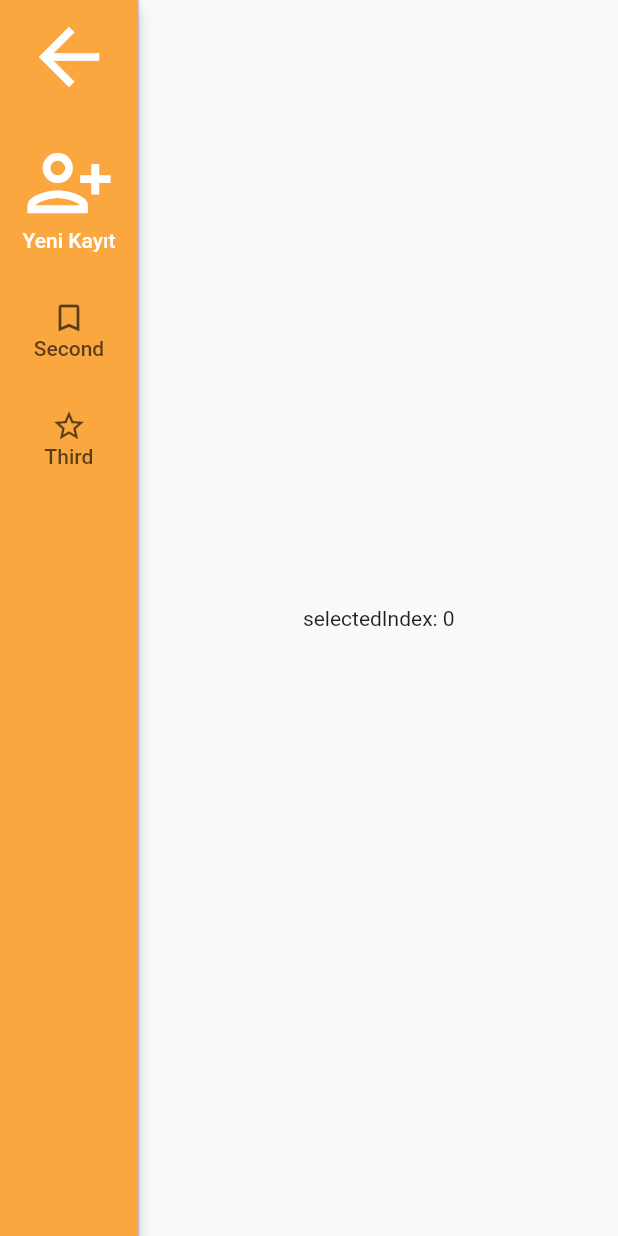
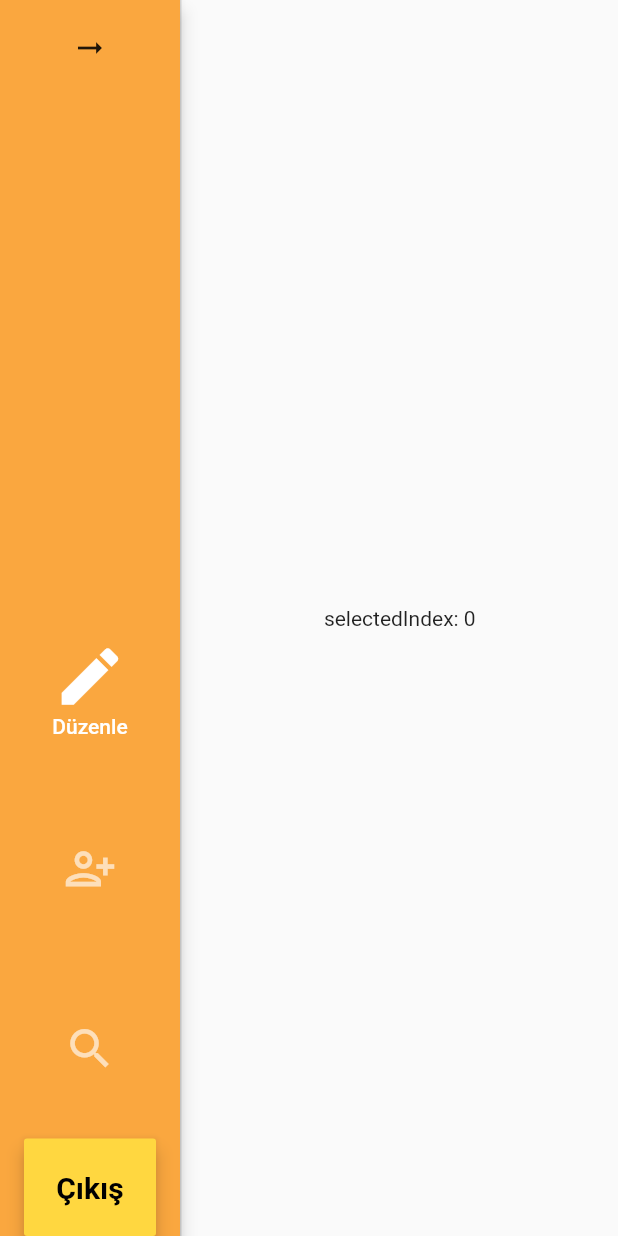
Before and after one commit to Weny-murat/fitgym_winDesktop, a Flutter app: the MainPage screen opened directly, on a phone screen of 412 x 824 dp. Run offline on Flutter 3.47's test engine with Material 2 defaults, Android fonts, the light colour scheme and no system bars; our stand-ins replace get; missing offline and left inert: window_size.

Commit message:
commit 29 06 2021

```diff
--- a/lib/screens/mainpage.dart
+++ b/lib/screens/mainpage.dart
@@ -1,5 +1,6 @@
 import 'package:fit_gym/components/constants.dart';
 import 'package:flutter/material.dart';
+import 'package:flutter/rendering.dart';
 import 'package:get/get.dart';
 
 class MainPage extends StatefulWidget {
@@ -11,6 +12,7 @@ class MainPage extends StatefulWidget {
 
 class _MainPageState extends State<MainPage> {
   int _selectedIndex = 0;
+  bool isExtended = false;
 
   @override
   Widget build(BuildContext context) {
@@ -18,13 +20,30 @@ class _MainPageState extends State<MainPage> {
       body: Row(
         children: <Widget>[
           NavigationRail(
+            groupAlignment: 1,
+            extended: isExtended,
             backgroundColor: mainColor,
-            minWidth: MediaQuery.of(context).size.width / 10,
+            minWidth: 120,
+            minExtendedWidth: 200,
             leading: MaterialButton(
-              child: Icon(
-                Icons.arrow_back,
-                color: Colors.white,
-                size: 60,
+              child:
+                  Icon(isExtended ? Icons.arrow_back : Icons.arrow_right_alt),
+              onPressed: () {
+                setState(() {
+                  isExtended = !isExtended;
+                });
+              },
+            ),
+            trailing: MaterialButton(
+              elevation: 5,
+              height: 65,
+              color: Colors.amberAccent,
+              child: Text(
+                'Çıkış',
+                style: TextStyle(
+                    color: Colors.black,
+                    fontSize: 20,
+                    fontWeight: FontWeight.bold),
               ),
               onPressed: () {
                 Get.back();
@@ -37,18 +56,36 @@ class _MainPageState extends State<MainPage> {
                 _selectedIndex = index;
               });
             },
-            labelType: NavigationRailLabelType.all,
+            labelType: isExtended
+                ? NavigationRailLabelType.none
+                : NavigationRailLabelType.selected,
             destinations: const <NavigationRailDestination>[
+              NavigationRailDestination(
+                icon: Icon(
+                  Icons.mode_edit,
+                  color: Colors.white,
+                  size: 35,
+                ),
+                selectedIcon: Icon(
+                  Icons.mode_edit,
+                  color: Colors.white,
+                  size: 50,
+                ),
+                label: Text(
+                  'Düzenle',
+                  style: TextStyle(color: Colors.white),
+                ),
+              ),
               NavigationRailDestination(
                 icon: Icon(
                   Icons.person_add_alt,
                   color: Colors.white,
-                  size: 50,
+                  size: 35,
                 ),
                 selectedIcon: Icon(
                   Icons.person_add_alt,
                   color: Colors.white,
-                  size: 60,
+                  size: 50,
                 ),
                 label: Text(
                   'Yeni Kayıt',
@@ -56,14 +93,20 @@ class _MainPageState extends State<MainPage> {
                 ),
               ),
               NavigationRailDestination(
-                icon: Icon(Icons.bookmark_border),
-                selectedIcon: Icon(Icons.book),
-                label: Text('Second'),
-              ),
-              NavigationRailDestination(
-                icon: Icon(Icons.star_border),
-                selectedIcon: Icon(Icons.star),
-                label: Text('Third'),
+                icon: Icon(
+                  Icons.search,
+                  color: Colors.white,
+                  size: 35,
+                ),
+                selectedIcon: Icon(
+                  Icons.search,
+                  color: Colors.white,
+                  size: 50,
+                ),
+                label: Text(
+                  'Ara',
+                  style: TextStyle(color: Colors.white),
+                ),
               ),
             ],
           ),
```
